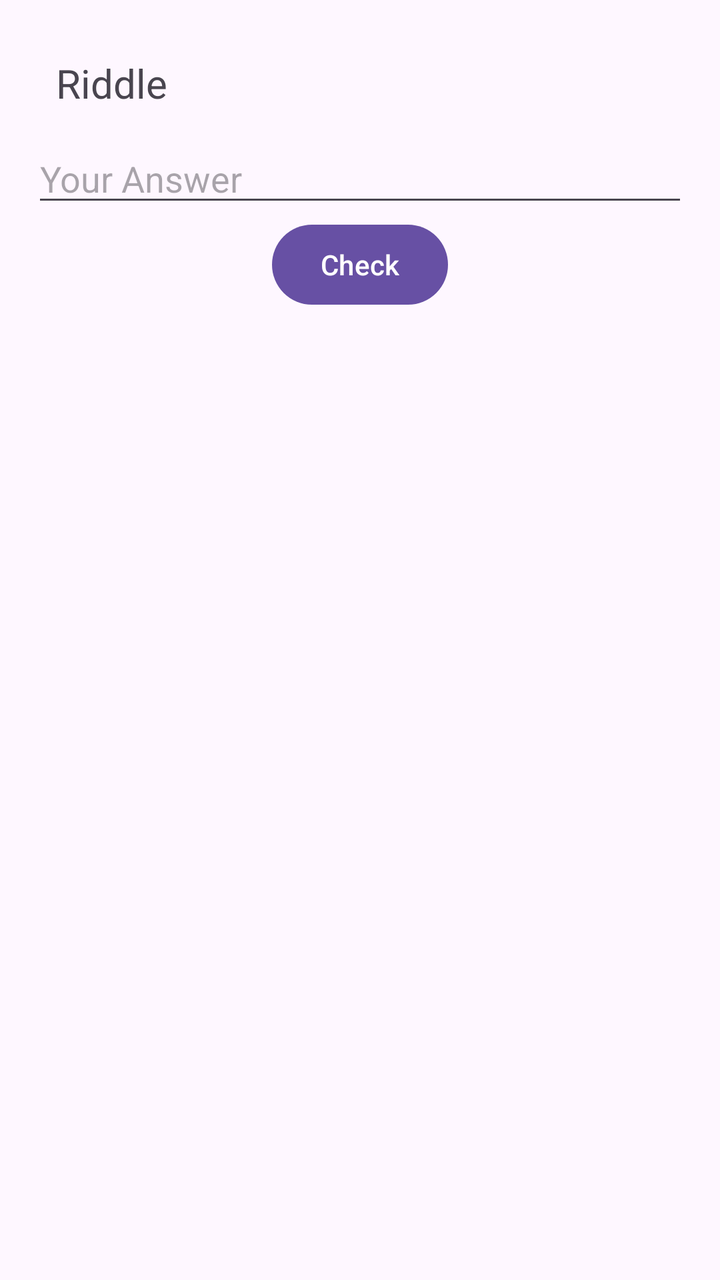
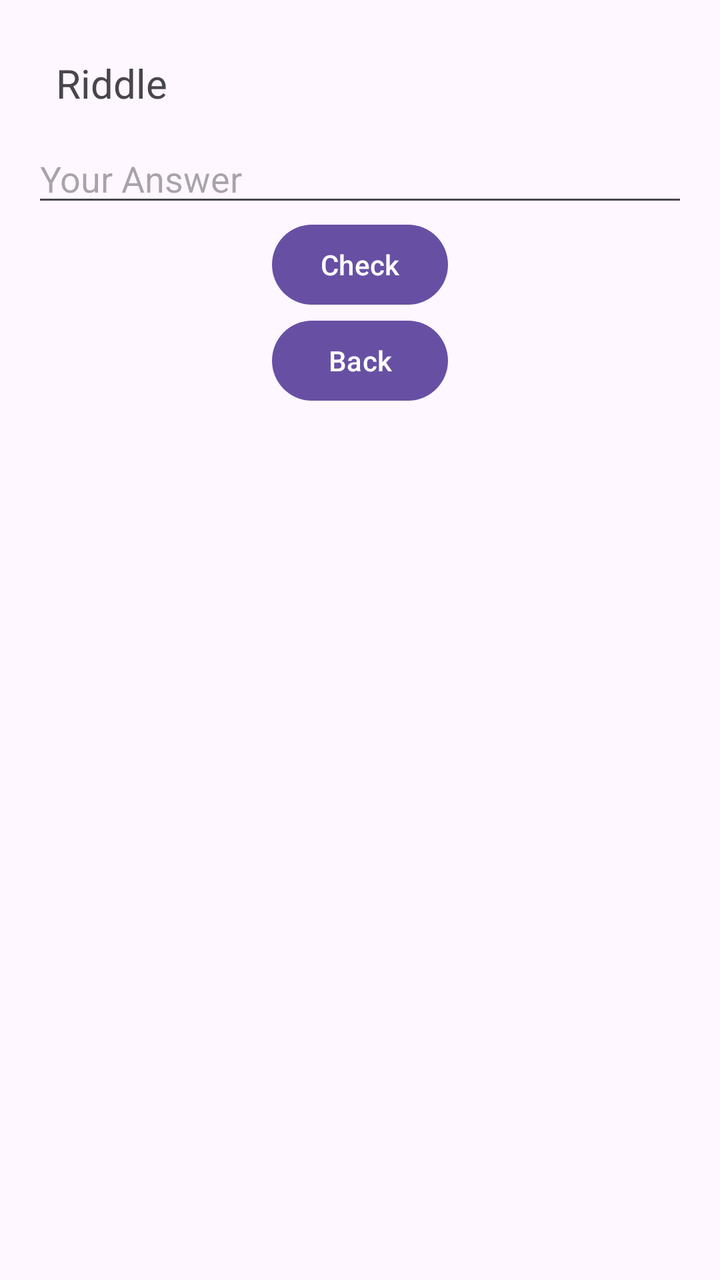

Compare the two renders of this Android layout. The source of the first and the diff that turns it into the second are given below.
<!-- AndroidManifest.xml: application theme Theme.PracticalTest01Var08 -->
<!-- res/layout/activity_practical_test01_var08_play.xml -->
<?xml version="1.0" encoding="utf-8"?>

<LinearLayout
    xmlns:android="http://schemas.android.com/apk/res/android"
    android:layout_width="match_parent"
    android:layout_height="match_parent"
    android:orientation="vertical"
    android:padding="16dp">

    <TextView
        android:id="@+id/riddleTextView"
        android:layout_width="match_parent"
        android:layout_height="wrap_content"
        android:text="Riddle"
        android:textSize="20sp"
        android:padding="12dp" />

    <EditText
        android:id="@+id/playerAnswerEditText"
        android:layout_width="match_parent"
        android:layout_height="wrap_content"
        android:hint="Your Answer"
        android:inputType="text"
        android:singleLine="true" />

    <Button
        android:id="@+id/checkButton"
        android:layout_width="wrap_content"
        android:layout_height="wrap_content"
        android:layout_gravity="center_horizontal"
        android:text="Check" />

</LinearLayout>
<!-- resources referenced by this layout -->
<resources>
  <style name="Theme.PracticalTest01Var08" parent="Base.Theme.PracticalTest01Var08" />
  <style name="Base.Theme.PracticalTest01Var08" parent="Theme.Material3.DayNight.NoActionBar">
          
          
      </style>
</resources>

<!-- the commit's change to res/layout/activity_practical_test01_var08_play.xml (unified diff, before → after) -->
@@ -30,4 +30,11 @@
         android:layout_gravity="center_horizontal"
         android:text="Check" />
 
+    <Button
+        android:id="@+id/backButton"
+        android:layout_width="wrap_content"
+        android:layout_height="wrap_content"
+        android:layout_gravity="center_horizontal"
+        android:text="Back" />
+
 </LinearLayout>
